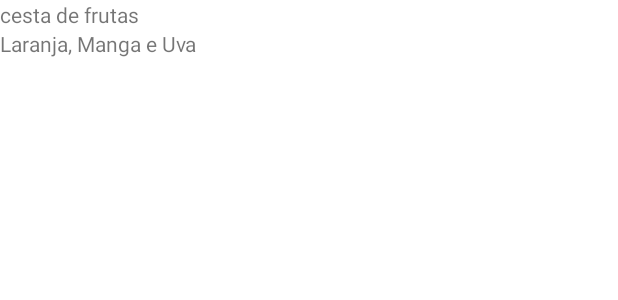
After one commit to LunnyKot/Orgs, an Android app: the layout activity_main.xml on its own in the app's theme, with its tools: preview values and no code run, on a phone screen of 412 x 824 dp. The commit adds this screen. Shown: the top 300 px of the screen. Run offline under Robolectric (Android 15) with nearby library versions, the phone set to English and light mode, and no system bars.

Commit message:
Create Layout file

```diff
--- a/app/src/main/java/com/example/orgs/MainActivity.kt
+++ b/app/src/main/java/com/example/orgs/MainActivity.kt
@@ -10,8 +10,6 @@ class MainActivity: Activity() {
 
     override fun onCreate(savedInstanceState: Bundle?){
         super.onCreate(savedInstanceState)
-        val view = TextView(this)
-        view.setText("Cesta de frutas")
-        setContentView(view)
+        setContentView(R.layout.activity_main)
     }
 }
--- /dev/null
+++ b/app/src/main/res/layout/activity_main.xml
@@ -0,0 +1,25 @@
+<?xml version="1.0" encoding="utf-8"?>
+<androidx.constraintlayout.widget.ConstraintLayout
+    xmlns:android="http://schemas.android.com/apk/res/android"
+    xmlns:app="http://schemas.android.com/apk/res-auto"
+    xmlns:tools="http://schemas.android.com/tools"
+    android:layout_width="match_parent"
+    android:layout_height="match_parent">
+
+    <TextView
+        android:id="@+id/TextView"
+        android:layout_width="match_parent"
+        android:layout_height="wrap_content"
+        android:text="cesta de frutas"
+        app:layout_constraintEnd_toEndOf="parent"
+        app:layout_constraintTop_toTopOf="parent" />
+
+    <TextView
+        android:id="@+id/descricao"
+        android:layout_width="match_parent"
+        android:layout_height="wrap_content"
+        android:text="Laranja, Manga e Uva"
+        app:layout_constraintTop_toBottomOf="@+id/TextView" />
+
+
+</androidx.constraintlayout.widget.ConstraintLayout>
```
